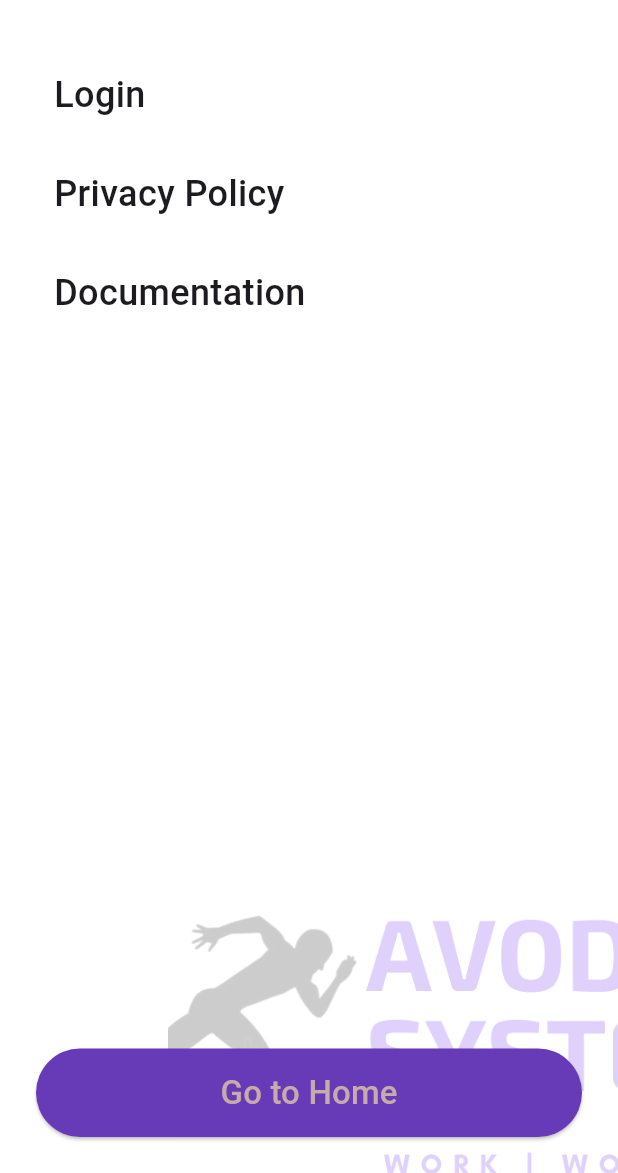
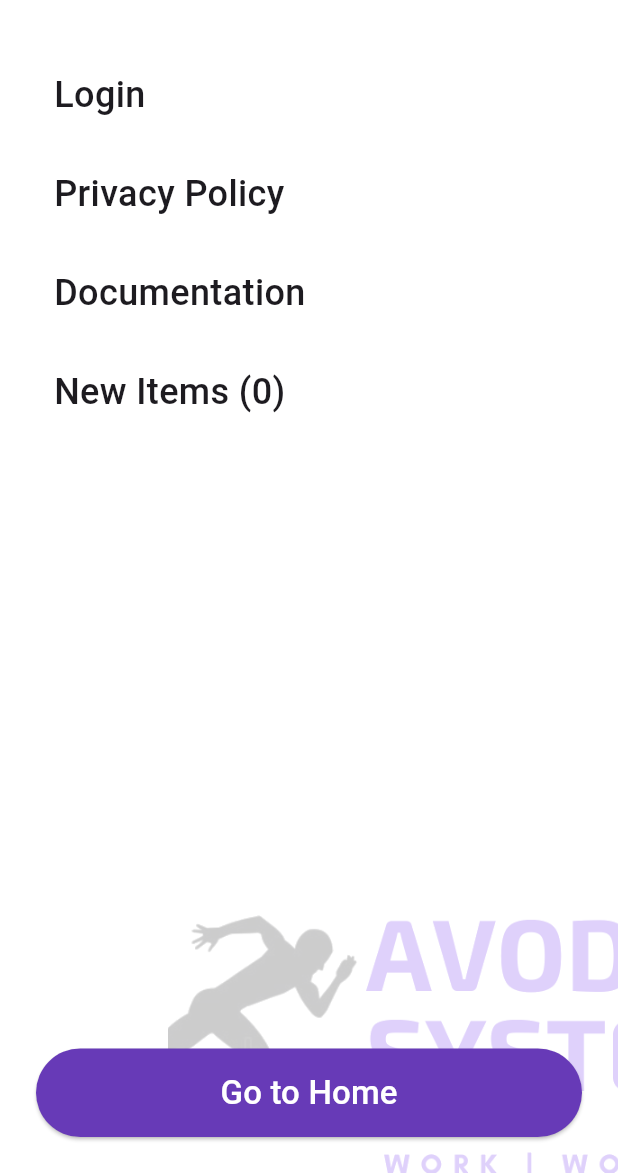
Before and after one commit to sfowooza/skillhub, a Flutter app: the AddSkillPage screen opened directly, after a tap on the "menu" icon, on a phone screen of 412 x 824 dp, the part 63-1236 px from its top. Run offline on Flutter 3.47's test engine with Material 3 defaults, Android fonts, the phone set to English and light mode, and no system bars; our stand-ins replace app_links, appwrite, carousel_slider, file_picker, flutter_rating_bar, flutter_svg and 6 more; accounts and stored records are empty; network calls fail; statements that could not run were skipped.

Commit message:
updated menu for New Items, Login / logout link button

```diff
--- a/lib/controllers/menu.dart
+++ b/lib/controllers/menu.dart
@@ -1,28 +1,32 @@
 import 'package:appwrite/appwrite.dart';
+import 'package:appwrite/models.dart';
 import 'package:flutter/material.dart';
+import 'package:provider/provider.dart';
 import 'package:skillhub/appwrite/auth_api.dart';
 import 'package:skillhub/pages/Auth_screens/login_page.dart';
 import 'package:url_launcher/url_launcher.dart';
-
+import 'package:skillhub/appwrite/database_api.dart';
+import 'package:skillhub/pages/homePages/skills_detail.dart';
 
 class Menu extends StatefulWidget {
-  const Menu({Key? key});
+  const Menu({Key? key}) : super(key: key);
 
   @override
   State<Menu> createState() => _MenuState();
 }
 
 class _MenuState extends State<Menu> with SingleTickerProviderStateMixin {
-
   late AuthAPI authApi;
+  late DatabaseAPI databaseApi;
   final Client client = Client();
-
-
+  List<Document> newSkills = [];
+  bool _isNewItemsExpanded = false;
 
   static const _menuTitles = [
     'Login',
     'Privacy Policy',
     'Documentation',
+    'New Items',
   ];
 
   static const _initialDelayTime = Duration(milliseconds: 50);
@@ -43,12 +47,25 @@ class _MenuState extends State<Menu> with SingleTickerProviderStateMixin {
   void initState() {
     super.initState();
     authApi = AuthAPI(client: client);
+    databaseApi = DatabaseAPI(auth: authApi);
+    _fetchNewSkills();
     _createAnimationIntervals();
 
     _staggeredController = AnimationController(
       vsync: this,
       duration: _animationDuration,
     )..forward();
+  }
+
+  void _fetchNewSkills() async {
+    try {
+      final skills = await databaseApi.getAllSkills();
+      setState(() {
+        newSkills = skills.take(5).toList(); // Take first 5 skills
+      });
+    } catch (e) {
+      print('Error fetching new skills: $e');
+    }
   }
 
   void _createAnimationIntervals() {
@@ -63,8 +80,7 @@ class _MenuState extends State<Menu> with SingleTickerProviderStateMixin {
       );
     }
 
-    final buttonStartTime =
-        Duration(milliseconds: (_menuTitles.length * 50)) + _buttonDelayTime;
+    final buttonStartTime = Duration(milliseconds: (_menuTitles.length * 50)) + _buttonDelayTime;
     final buttonEndTime = buttonStartTime + _buttonTime;
     _buttonInterval = Interval(
       buttonStartTime.inMilliseconds / _animationDuration.inMilliseconds,
@@ -80,13 +96,15 @@ class _MenuState extends State<Menu> with SingleTickerProviderStateMixin {
 
   @override
   Widget build(BuildContext context) {
+    final isAuthenticated = Provider.of<AuthAPI>(context).status == AuthStatus.authenticated;
+
     return Container(
       color: Colors.white,
       child: Stack(
         fit: StackFit.expand,
         children: [
           _buildAvodahLogo(),
-          _buildContent(),
+          _buildContent(isAuthenticated),
         ],
       ),
     );
@@ -106,44 +124,31 @@ class _MenuState extends State<Menu> with SingleTickerProviderStateMixin {
     );
   }
 
-  Widget _buildContent() {
+  Widget _buildContent(bool isAuthenticated) {
     return Column(
       crossAxisAlignment: CrossAxisAlignment.start,
       children: [
         const SizedBox(height: 16),
-        ..._buildListItems(),
+        ..._buildListItems(isAuthenticated),
         const Spacer(),
         _buildGetStartedButton(),
       ],
     );
   }
 
-List<Widget> _buildListItems() {
+  List<Widget> _buildListItems(bool isAuthenticated) {
     final listItems = <Widget>[];
-  for (var i = 0; i < _menuTitles.length; ++i) {
+
+    // Create a modified list of menu titles based on authentication
+    final displayMenuTitles = List<String>.from(_menuTitles);
+    if (isAuthenticated) {
+      // Replace 'Login' with 'Logout' if user is authenticated
+      displayMenuTitles[0] = 'Logout';
+    }
+
+    for (var i = 0; i < displayMenuTitles.length; ++i) {
       listItems.add(
-      GestureDetector(
-        onTap: () {
-          // Handle menu item tap with different actions based on title
-          switch (_menuTitles[i]) {
-            case 'Login':
-              Navigator.push(
-                context,
-                MaterialPageRoute(builder: (context) => LoginPage()),
-              );
-            //   break;
-            // case 'Reset Password':
-            //   Navigator.of(context).pushNamed('/reset_password');
-              break;
-            case 'Privacy Policy':
-              _launchPrivacyPolicy();
-              break;
-            case 'Documentation':
-              _launchDocumentation();
-              break;
-          }
-        },
-        child: AnimatedBuilder(
+        AnimatedBuilder(
           animation: _staggeredController,
           builder: (context, child) {
             final animationPercent = Curves.easeOut.transform(
@@ -161,11 +166,41 @@ List<Widget> _buildListItems() {
             );
           },
           child: Padding(
-            padding: EdgeInsets.symmetric(horizontal: 36.0, vertical: 16),
+            padding: const EdgeInsets.symmetric(horizontal: 36.0, vertical: 16),
+            child: Column(
+              crossAxisAlignment: CrossAxisAlignment.start,
+              children: [
+                GestureDetector(
+                  onTap: () {
+                    switch (displayMenuTitles[i]) {
+                      case 'Login':
+                        Navigator.push(
+                          context,
+                          MaterialPageRoute(builder: (context) => LoginPage()),
+                        );
+                        break;
+                      case 'Logout':
+                        authApi.signOut(context);
+                        break;
+                      case 'Privacy Policy':
+                        _launchPrivacyPolicy();
+                        break;
+                      case 'Documentation':
+                        _launchDocumentation();
+                        break;
+                      case 'New Items':
+                        setState(() {
+                          _isNewItemsExpanded = !_isNewItemsExpanded;
+                        });
+                        break;
+                    }
+                  },
                   child: SizedBox(
                     width: double.infinity,
                     child: Text(
-                _menuTitles[i],
+                      displayMenuTitles[i] == 'New Items'
+                          ? 'New Items (${newSkills.length})'
+                          : displayMenuTitles[i],
                       textAlign: TextAlign.left,
                       style: const TextStyle(
                         fontSize: 24,
@@ -174,6 +209,64 @@ List<Widget> _buildListItems() {
                     ),
                   ),
                 ),
+                if (displayMenuTitles[i] == 'New Items' && _isNewItemsExpanded)
+                  Column(
+                    crossAxisAlignment: CrossAxisAlignment.start,
+                    children: newSkills.isEmpty
+                        ? [
+                            Padding(
+                              padding: const EdgeInsets.only(left: 16.0, top: 8.0),
+                              child: Text(
+                                'Loading skills...',
+                                style: TextStyle(
+                                  fontSize: 16,
+                                  color: Colors.grey[600],
+                                ),
+                              ),
+                            ),
+                          ]
+                        : newSkills.map<Widget>((skill) {
+                            final title = skill.data['firstName'] as String? ?? 'Unknown';
+                            final category = skill.data['selectedCategory'] as String? ?? 'Unknown';
+                            final subCategory = skill.data['selectedSubcategory'] as String? ?? 'Unknown';
+                            return Padding(
+                              padding: const EdgeInsets.only(left: 16.0, top: 8.0),
+                              child: GestureDetector(
+                                onTap: () {
+                                  Navigator.push(
+                                    context,
+                                    MaterialPageRoute(
+                                      builder: (context) => SkillDetails(data: skill),
+                                    ),
+                                  );
+                                },
+                                child: Column(
+                                  crossAxisAlignment: CrossAxisAlignment.start,
+                                  children: [
+                                    Text(
+                                      title,
+                                      style: const TextStyle(
+                                        fontSize: 18,
+                                        //fontWeight: FontWeight.bold,
+                                        color:  Colors.deepPurple,
+                                      ),
+                                    ),
+                                    Text(
+                                      '$category - $subCategory',
+                                      style: TextStyle(
+                                        fontSize: 14,
+                                        color: Colors.grey[600],
+                                      ),
+                                    ),
+                                    const SizedBox(height: 8),
+                                  ],
+                                ),
+                              ),
+                            );
+                          }).toList(),
+                  ),
+              ],
+            ),
           ),
         ),
       );
@@ -181,9 +274,8 @@ List<Widget> _buildListItems() {
     return listItems;
   }
 
-// Add these helper methods for launching URLs
   void _launchPrivacyPolicy() async {
-  const privacyPolicyUrl = 'https://avodahsystems.com/?page_id=101'; // Replace with your actual URL
+    const privacyPolicyUrl = 'https://avodahsystems.com/?page_id=101';
     if (await canLaunch(privacyPolicyUrl)) {
       await launch(privacyPolicyUrl);
     } else {
@@ -194,7 +286,7 @@ void _launchPrivacyPolicy() async {
   }
 
   void _launchDocumentation() async {
-  const documentationUrl = 'https://avodahsystems.com/?page_id=154'; // Replace with your actual URL
+    const documentationUrl = 'https://avodahsystems.com/?page_id=154';
     if (await canLaunch(documentationUrl)) {
       await launch(documentationUrl);
     } else {
@@ -233,13 +325,12 @@ void _launchDocumentation() async {
               padding: const EdgeInsets.symmetric(horizontal: 48, vertical: 14),
             ),
             onPressed: () {
-              // Navigate to the home page ('/')
               Navigator.pushNamed(context, '/');
             },
             child: const Text(
               'Go to Home',
               style: TextStyle(
-                color: Color.fromARGB(255, 199, 170, 170),
+                color: Colors.white,
                 fontSize: 22,
               ),
             ),
```
Also changed, not shown: lib/pages/homePages/skills_detail.dart (+14 -31 lines). Lines whose indentation alone changed are shown as unchanged.
